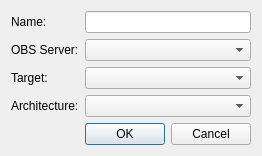
First picture: the form in src/ObsLightGui/ui/obsProjectConfig.ui, repository ronan22/obs-light, before the edit.
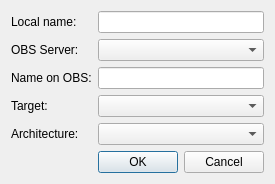
Second picture: the form after the edit.

Commit message: - small bugfixes in ObsLightManager.py and ObsLightProjects.py - continued implementation of OBS project configuration in GUI

```diff
--- a/src/ObsLightGui/ui/obsProjectConfig.ui
+++ b/src/ObsLightGui/ui/obsProjectConfig.ui
@@ -6,8 +6,8 @@
    <rect>
     <x>0</x>
     <y>0</y>
-    <width>239</width>
-    <height>140</height>
+    <width>254</width>
+    <height>166</height>
    </rect>
   </property>
   <property name="windowTitle">
@@ -17,14 +17,14 @@
    <item row="0" column="0">
     <widget class="QLabel" name="projectNameLabel">
      <property name="text">
-      <string>Name:</string>
+      <string>Local name:</string>
      </property>
     </widget>
    </item>
    <item row="0" column="1">
     <widget class="QLineEdit" name="projectNameLineEdit"/>
    </item>
-   <item row="4" column="1">
+   <item row="6" column="1">
     <widget class="QDialogButtonBox" name="obsProjectConfigButtonBox">
      <property name="orientation">
       <enum>Qt::Horizontal</enum>
@@ -34,30 +34,40 @@
      </property>
     </widget>
    </item>
-   <item row="2" column="1">
+   <item row="4" column="1">
     <widget class="QComboBox" name="projectTargetComboBox">
      <property name="editable">
       <bool>false</bool>
      </property>
     </widget>
    </item>
-   <item row="2" column="0">
+   <item row="4" column="0">
     <widget class="QLabel" name="projectTargetLabel">
      <property name="text">
       <string>Target:</string>
      </property>
     </widget>
    </item>
-   <item row="3" column="1">
+   <item row="5" column="1">
     <widget class="QComboBox" name="projectArchitectureComboBox"/>
    </item>
-   <item row="3" column="0">
+   <item row="5" column="0">
     <widget class="QLabel" name="projectArchitectureLabel">
      <property name="text">
       <string>Architecture:</string>
      </property>
     </widget>
    </item>
+   <item row="2" column="0">
+    <widget class="QLabel" name="projectObsNameLabel">
+     <property name="text">
+      <string>Name on OBS:</string>
+     </property>
+    </widget>
+   </item>
+   <item row="2" column="1">
+    <widget class="QLineEdit" name="projectObsNameLineEdit"/>
+   </item>
    <item row="1" column="0">
     <widget class="QLabel" name="projectServerLabel">
      <property name="text">
```
Left out of the diff: 7 changed lines with no effect on the pictures. The commit also changes 6 other files.
